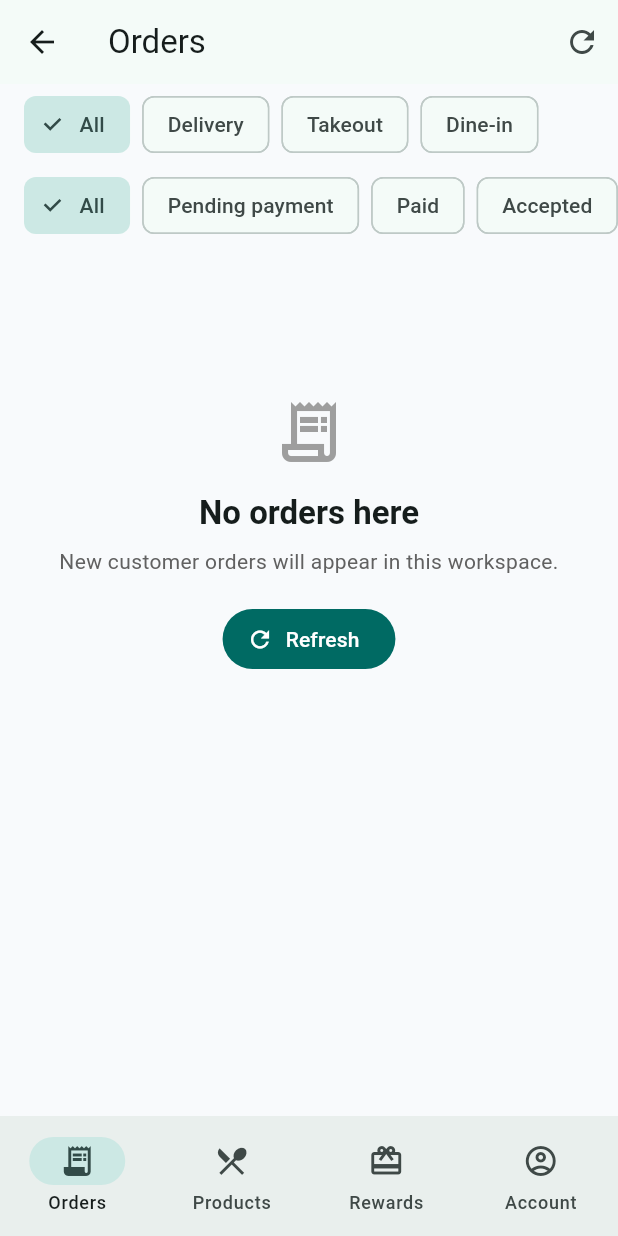
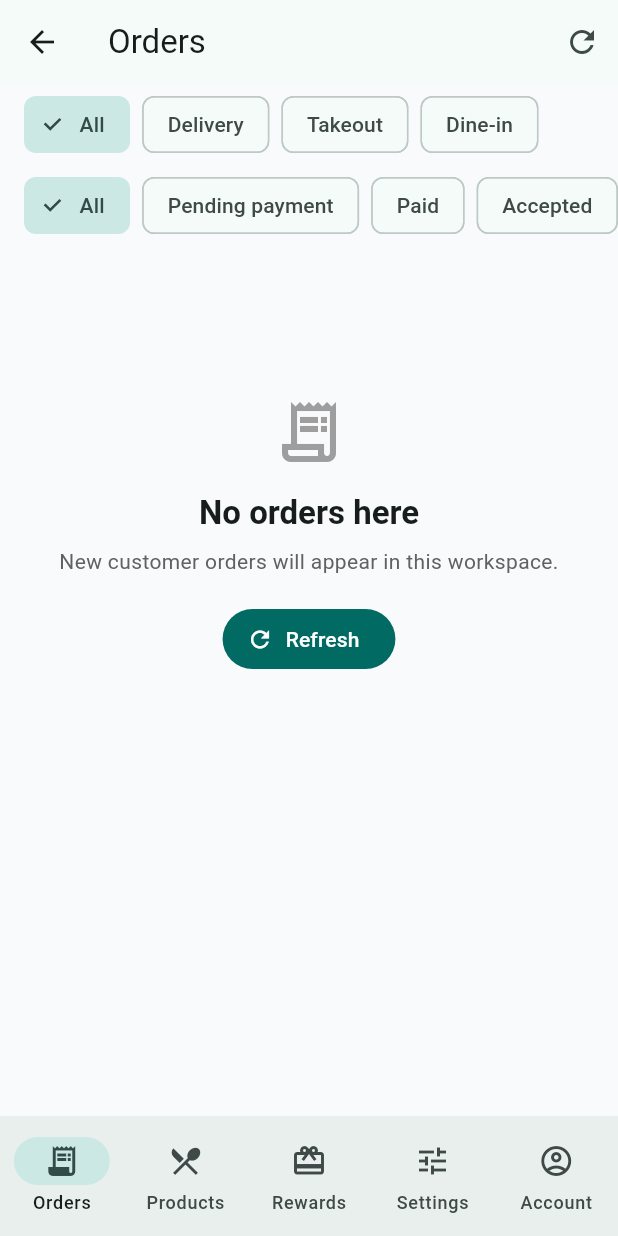
Before and after one commit to veinyyxy/speedfest_merchant, a Flutter app: the MerchantShellPage screen opened directly, on a phone screen of 412 x 824 dp. Run offline on Flutter 3.47's test engine with Material 3 defaults, Android fonts, the phone set to English and light mode, and no system bars; our stand-ins replace image_picker; accounts and stored records are empty.

Commit message:
添加了营业时间的额外配置功能。

```diff
--- a/lib/Common/merchant_service_config.dart
+++ b/lib/Common/merchant_service_config.dart
@@ -39,4 +39,5 @@ class MerchantServiceConfig {
   static const merchantRewardCreatePath = '/api/merchant/rewards/create';
   static const merchantRewardUpdatePath = '/api/merchant/rewards/update';
   static const merchantRewardStatusPath = '/api/merchant/rewards/status';
+  static const merchantBuyerConfigPath = '/api/merchant/settings/buyer-config';
 }
--- a/lib/HomePage/merchant_shell_page.dart
+++ b/lib/HomePage/merchant_shell_page.dart
@@ -5,6 +5,7 @@ import '../Controller/merchant_session_provider.dart';
 import '../OrderPage/merchant_orders_page.dart';
 import '../ProductPage/merchant_products_page.dart';
 import '../RewardPage/merchant_rewards_page.dart';
+import '../SettingsPage/merchant_settings_page.dart';
 
 class MerchantShellPage extends StatefulWidget {
   const MerchantShellPage({super.key});
@@ -20,6 +21,7 @@ class _MerchantShellPageState extends State<MerchantShellPage> {
     MerchantOrdersPage(),
     MerchantProductsPage(),
     MerchantRewardsPage(),
+    MerchantSettingsPage(),
     _AccountPage(),
   ];
 
@@ -61,6 +63,11 @@ class _MerchantShellPageState extends State<MerchantShellPage> {
                   label: Text('Rewards'),
                 ),
                 NavigationRailDestination(
+                  icon: Icon(Icons.tune_outlined),
+                  selectedIcon: Icon(Icons.tune),
+                  label: Text('Settings'),
+                ),
+                NavigationRailDestination(
                   icon: Icon(Icons.account_circle_outlined),
                   selectedIcon: Icon(Icons.account_circle),
                   label: Text('Account'),
@@ -96,6 +103,11 @@ class _MerchantShellPageState extends State<MerchantShellPage> {
             icon: Icon(Icons.card_giftcard_outlined),
             selectedIcon: Icon(Icons.card_giftcard),
             label: 'Rewards',
+          ),
+          NavigationDestination(
+            icon: Icon(Icons.tune_outlined),
+            selectedIcon: Icon(Icons.tune),
+            label: 'Settings',
           ),
           NavigationDestination(
             icon: Icon(Icons.account_circle_outlined),
--- a/lib/main.dart
+++ b/lib/main.dart
@@ -4,6 +4,7 @@ import 'package:provider/provider.dart';
 import 'Controller/merchant_orders_provider.dart';
 import 'Controller/merchant_products_provider.dart';
 import 'Controller/merchant_rewards_provider.dart';
+import 'Controller/merchant_settings_provider.dart';
 import 'Controller/merchant_session_provider.dart';
 import 'HomePage/merchant_shell_page.dart';
 import 'LoginPage/merchant_login_page.dart';
@@ -18,6 +19,7 @@ void main() {
         ChangeNotifierProvider(create: (_) => MerchantOrdersProvider()),
         ChangeNotifierProvider(create: (_) => MerchantProductsProvider()),
         ChangeNotifierProvider(create: (_) => MerchantRewardsProvider()),
+        ChangeNotifierProvider(create: (_) => MerchantSettingsProvider()),
       ],
       child: const MerchantApp(),
     ),
```
